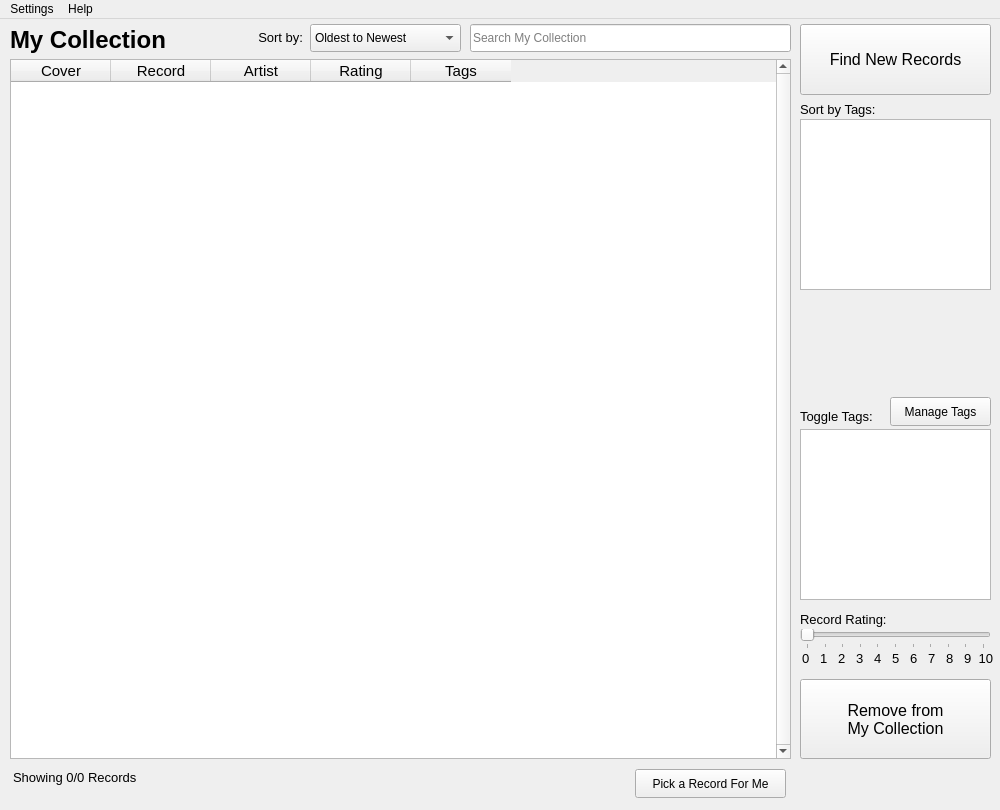
First picture: the form in My Record Collection Source/mainwindow.ui, repository Drag0nCodes/MyRecordCollection, before the edit.
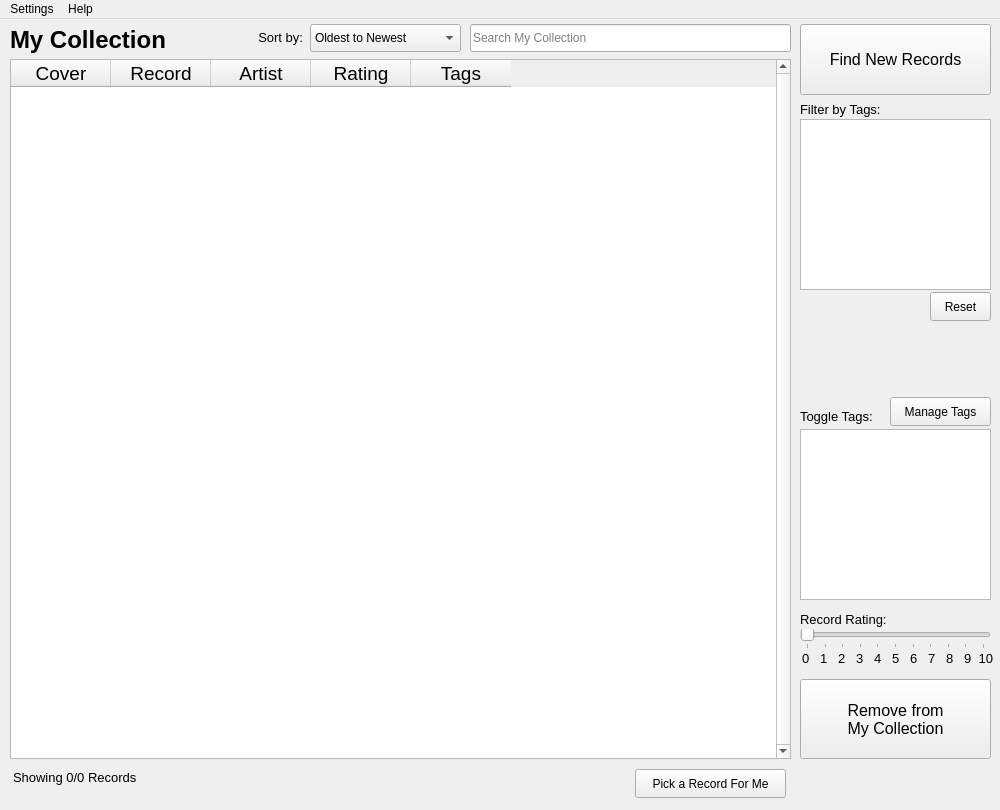
Second picture: the form after the edit.

What changed in the file:
```diff
--- a/My Record Collection Source/mainwindow.ui
+++ b/My Record Collection Source/mainwindow.ui
@@ -42,7 +42,7 @@
       <property name="font">
        <font>
         <family>Arial</family>
-        <pointsize>11</pointsize>
+        <pointsize>14</pointsize>
        </font>
       </property>
       <property name="autoFillBackground">
@@ -401,7 +401,7 @@
        <rect>
         <x>800</x>
         <y>90</y>
-        <width>101</width>
+        <width>131</width>
         <height>21</height>
        </rect>
       </property>
@@ -412,7 +412,7 @@
        </font>
       </property>
       <property name="text">
-       <string>Sort by Tags:</string>
+       <string>Filter by Tags:</string>
       </property>
      </widget>
      <widget class="QPushButton" name="myRecord_ManageTagButton">
@@ -511,6 +511,25 @@
        <string/>
       </property>
      </widget>
+     <widget class="QPushButton" name="myRecord_ResetTagsFilterButton">
+      <property name="geometry">
+       <rect>
+        <x>930</x>
+        <y>283</y>
+        <width>61</width>
+        <height>29</height>
+       </rect>
+      </property>
+      <property name="font">
+       <font>
+        <family>Arial</family>
+        <pointsize>9</pointsize>
+       </font>
+      </property>
+      <property name="text">
+       <string>Reset</string>
+      </property>
+     </widget>
     </widget>
     <widget class="QWidget" name="searchRecordsPage">
      <widget class="QTableWidget" name="searchRecord_Table">
```
Left out of the diff: 10 changed lines with no effect on the pictures.
